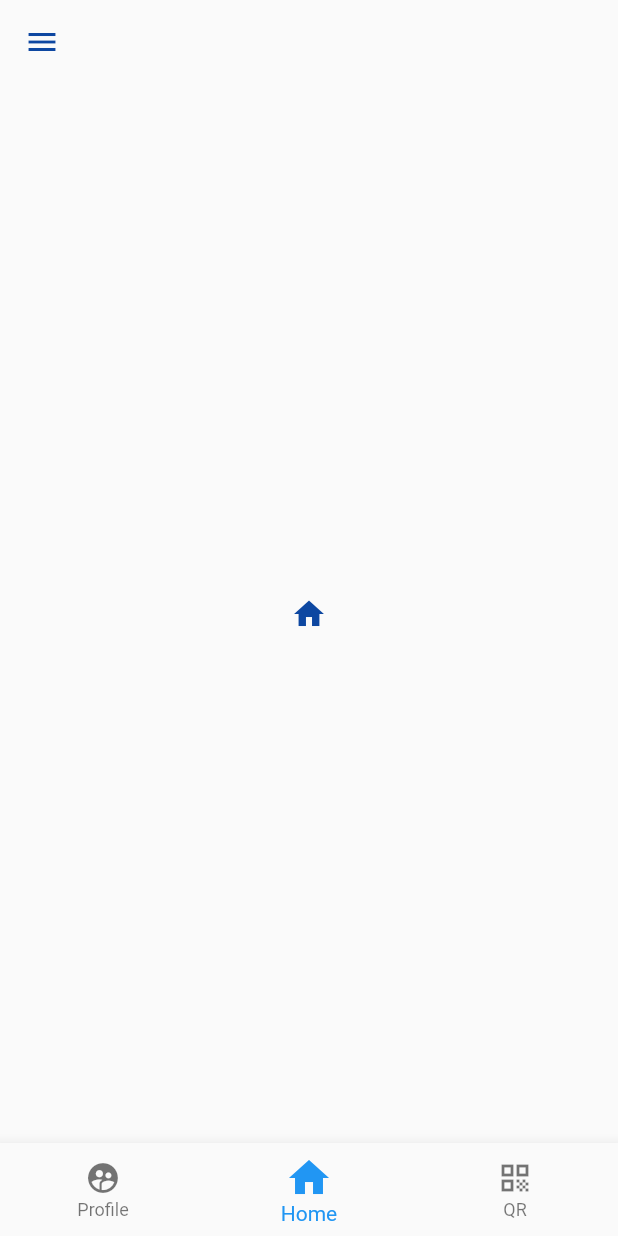
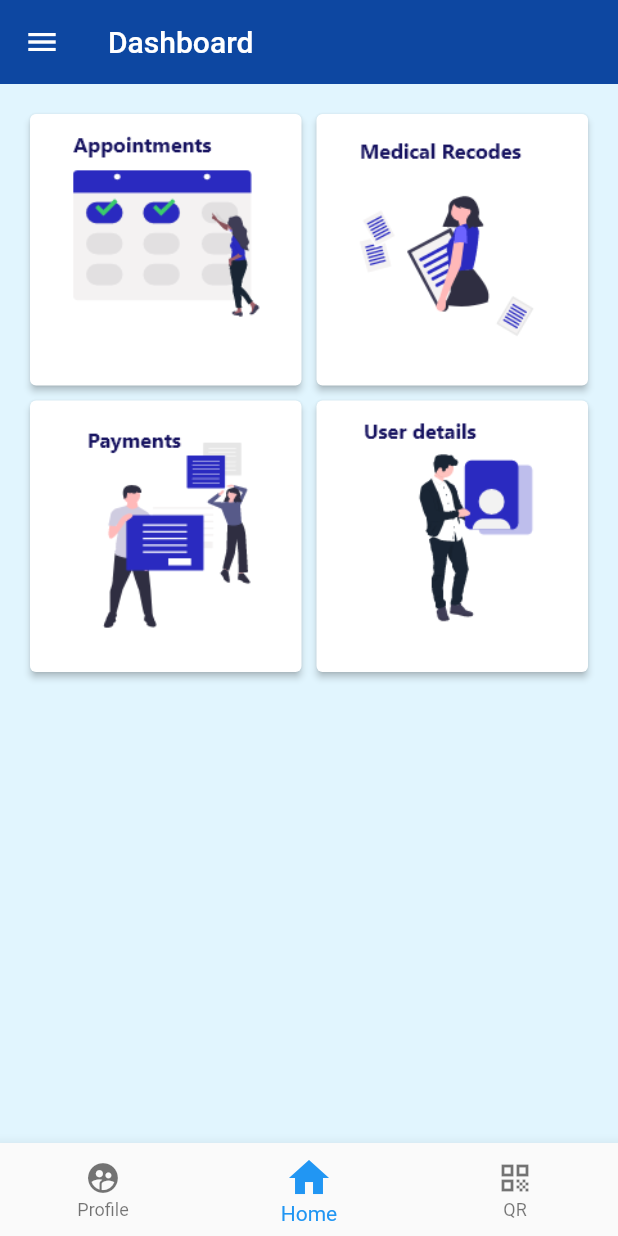
Before and after one commit to vinuPAbeywarna/MediDoc, a Flutter app: the Home screen opened directly, on a phone screen of 412 x 824 dp. Run offline on Flutter 3.47's test engine with Material 2 defaults, Android fonts, the phone set to English and light mode, and no system bars; our stand-ins replace cached_network_image, firebase_auth, firebase_core, get, google_sign_in; accounts and stored records are empty.

Commit message:
vinu wassi

```diff
--- a/lib/Auth/SingleSignIn.dart
+++ b/lib/Auth/SingleSignIn.dart
@@ -34,7 +34,7 @@ class _SingleSignInState extends State<SingleSignIn> {
           mainAxisAlignment: MainAxisAlignment.center,
           children: [
             Container(
-              child: Image.asset('assets/images/logo.png'),
+              child: Image.asset('assets/images/stethoscope.png'),
             ),
             Text(
               'MediDoc',
--- a/lib/UI/Home.dart
+++ b/lib/UI/Home.dart
@@ -1,10 +1,18 @@
+import 'package:MediDoc/Auth/SingleSignIn.dart';
 import 'package:MediDoc/UI/HomeHome.dart';
 import 'package:MediDoc/UI/Profile.dart';
 import 'package:MediDoc/UI/QR.dart';
 import 'package:cached_network_image/cached_network_image.dart';
 import 'package:firebase_auth/firebase_auth.dart';
 import 'package:flutter/material.dart';
+import 'package:get/get.dart';
 import 'package:google_sign_in/google_sign_in.dart';
+import 'package:MediDoc/UI/MyAppointments.dart';
+import 'package:MediDoc/UI/DoctorChanneling.dart';
+import 'package:MediDoc/UI/MedicalRecodes.dart';
+import 'package:MediDoc/UI/Payments.dart';
+import 'package:MediDoc/UI/UserDetails.dart';
+//import 'package:flutter_svg/flutter_svg.dart';
 
 class Home extends StatefulWidget {
   @override
@@ -19,10 +27,10 @@ class _HomeState extends State<Home> {
   @override
   Widget build(BuildContext context) {
     return Scaffold(
+        backgroundColor: Colors.lightBlue.shade50,
         appBar: AppBar(
-        iconTheme: IconThemeData(color: Colors.blue.shade900),
-        elevation: 0,
-        backgroundColor: Colors.transparent,
+          title: Text('Dashboard'),
+          backgroundColor: Colors.blue.shade900,
         ),
         bottomNavigationBar: BottomNavigationBar(
           selectedIconTheme: IconThemeData(size: 32),
@@ -76,32 +84,40 @@ class _HomeState extends State<Home> {
                     ),
                   )),
                   ListTile(
-                  onTap: () {},
-                  title: Text('My Sex Life'),
+                    onTap: () {
+                      Get.to(() => MyAppoinments());
+                    },
+                    title: Text('My Appointments'),
                     leading: Icon(
                       Icons.calendar_today,
                       color: Colors.blue.shade900,
                     ),
                   ),
                   ListTile(
-                  onTap: () {},
-                  title: Text('My Sex Life'),
+                    onTap: () {
+                      Get.to(() => DoctorChanneling());
+                    },
+                    title: Text('New Appointments'),
                     leading: Icon(
                       Icons.add_circle_outlined,
                       color: Colors.blue.shade900,
                     ),
                   ),
                   ListTile(
-                  onTap: () {},
-                  title: Text('My Sex Life'),
+                    onTap: () {
+                      Get.to(() => MedicalRecodes());
+                    },
+                    title: Text('Medical Recodes'),
                     leading: Icon(
                       Icons.file_copy_outlined,
                       color: Colors.blue.shade900,
                     ),
                   ),
                   ListTile(
-                  onTap: () {},
-                  title: Text('My Sex Life'),
+                    onTap: () {
+                      Get.to(() => UserDetails());
+                    },
+                    title: Text('Account Settings'),
                     leading: Icon(
                       Icons.account_circle,
                       color: Colors.blue.shade900,
@@ -113,6 +129,7 @@ class _HomeState extends State<Home> {
                 onTap: () async {
                   await fAuth.signOut();
                   await GoogleSignIn().signOut();
+                  Get.offAll(SingleSignIn());
                 },
                 title: Text('SignOut'),
                 leading: Icon(
@@ -124,10 +141,84 @@ class _HomeState extends State<Home> {
           ),
         ),
         body: PageView(
+          onPageChanged: (val) {
+            setState(() {
+              page = val;
+            });
+          },
           controller: pageController,
-        children: [Profile(), HomeHome(), QRScan()],
+          children: [
+            Profile(),
+            GridView.count(
+              mainAxisSpacing: 10,
+              crossAxisSpacing: 10,
+              primary: false,
+              crossAxisCount: 2,
+              padding: EdgeInsets.all(20),
+              children: <Widget>[
+                ElevatedButton(
+                  style: ElevatedButton.styleFrom(
+                    primary: Colors.white,
                   ),
-    );
+                  onPressed: () {
+                    Get.to(() => DoctorChanneling());
+                  },
+                  child: Column(
+                    children: <Widget>[
+                      Image.asset('assets/images/image 1.png',
+                          width: 270, height: 165),
+                      //OutlineButton(onPressed:()=> MyAppoinments() ),
+                    ],
+                  ),
+                ),
+                ElevatedButton(
+                  style: ElevatedButton.styleFrom(
+                    primary: Colors.white,
+                  ),
+                  onPressed: () {
+                    Get.to(() => MedicalRecodes());
+                  },
+                  child: Column(
+                    children: <Widget>[
+                      Image.asset('assets/images/image 4.png',
+                          width: 270, height: 165),
+                      //OutlineButton(onPressed:()=> MyAppoinments() ),
+                    ],
+                  ),
+                ),
+                ElevatedButton(
+                  style: ElevatedButton.styleFrom(
+                    primary: Colors.white,
+                  ),
+                  onPressed: () {
+                    Get.to(() => Payments());
+                  },
+                  child: Column(
+                    children: <Widget>[
+                      Image.asset('assets/images/image 3.png',
+                          width: 270, height: 165),
+                    ],
+                  ),
+                ),
+                ElevatedButton(
+                  style: ElevatedButton.styleFrom(
+                    primary: Colors.white,
+                  ),
+                  onPressed: () {
+                    Get.to(() => UserDetails());
+                  },
+                  child: Column(
+                    children: <Widget>[
+                      Image.asset('assets/images/image 5.png',
+                          width: 270, height: 165),
+                    ],
+                  ),
+                ),
+              ],
+            ),
+            QRScan()
+          ],
+        ));
   }
 }
 
--- a/lib/UI/HomeHome.dart
+++ b/lib/UI/HomeHome.dart
@@ -16,7 +16,6 @@ class _HomeHomeState extends State<HomeHome> {
   }
 }
 
-
 @override
 Widget buildImage(BuildContext context) {
   return Scaffold(
@@ -32,7 +31,6 @@ Widget buildImage(BuildContext context) {
     ),
   );
 }
-
 
 @override
 Widget buildI(BuildContext context) {
--- a/lib/UI/Profile.dart
+++ b/lib/UI/Profile.dart
@@ -16,7 +16,7 @@ class _ProfileState extends State<Profile> {
         child: Column(
           children: [
             CachedNetworkImage(imageUrl: fAuth.currentUser.photoURL),
-            ],
+          ],
         ),
       ),
     );
--- a/lib/main.dart
+++ b/lib/main.dart
@@ -1,6 +1,5 @@
 import 'package:MediDoc/Auth/SingleSignIn.dart';
 import 'package:MediDoc/UI/Home.dart';
-import 'package:MediDoc/UI/HomeHome.dart';
 import 'package:firebase_auth/firebase_auth.dart';
 import 'package:firebase_core/firebase_core.dart';
 import 'package:flutter/material.dart';
@@ -21,6 +20,11 @@ class MediDoc extends StatelessWidget {
       title: 'MediDoc',
       debugShowCheckedModeBanner: false,
       theme: ThemeData(
+        appBarTheme: AppBarTheme(
+            color: Colors.transparent,
+            elevation: 0,
+            brightness: Brightness.dark,
+            iconTheme: IconThemeData(color: Colors.white)),
         elevatedButtonTheme: ElevatedButtonThemeData(
             style: ElevatedButton.styleFrom(
           primary: Colors.blue.shade900,
```
Also changed, not shown: lib/UI/DoctorChanneling.dart (added, +19 -0 lines), lib/UI/MedicalRecodes.dart (added, +18 -0 lines), lib/UI/MyAppointments.dart (added, +42 -0 lines), lib/UI/Payments.dart (added, +18 -0 lines), lib/UI/UserDetails.dart (added, +18 -0 lines), lib/UI/splash screen.dart (+3 -4 lines), pubspec.yaml (+7 -1 lines), assets/images/image 1.png (added), assets/images/image 3.png (added), assets/images/image 4.png (added), assets/images/image 5.png (added), assets/images/stethoscope.png (added), lib/UI/QR.dart (line endings or trailing spaces), pubspec.lock. Lines whose indentation alone changed are shown as unchanged.
